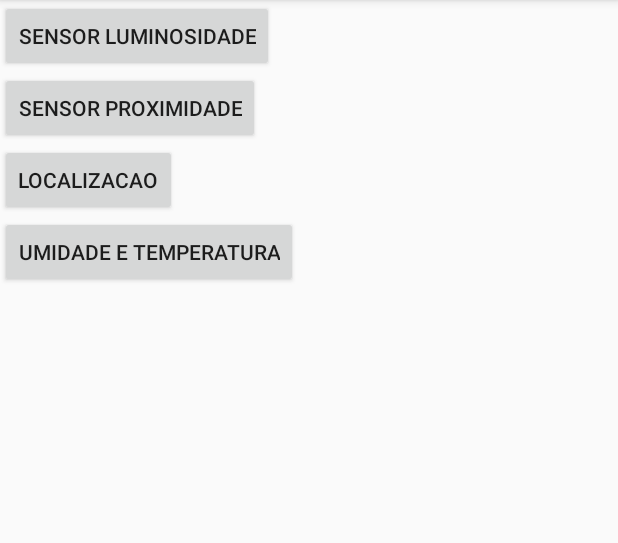
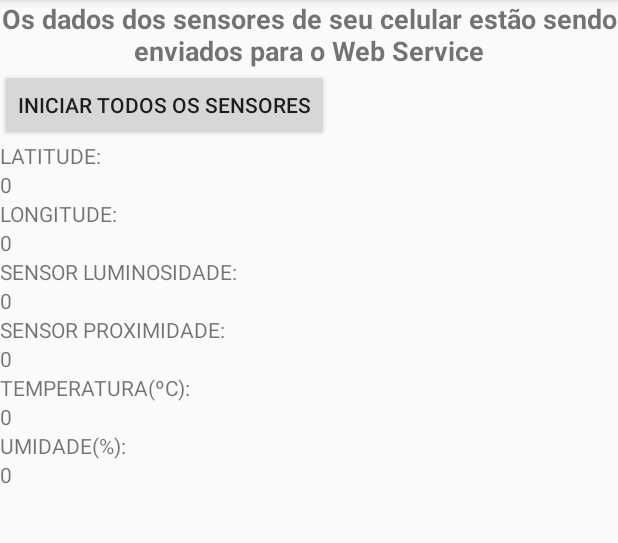
Before and after one commit to vinigu/projetoAplicativoMobile, an Android app: the ActivitySensores screen opened directly, with no data from a screen before it, on a phone screen of 412 x 824 dp, the part 84-627 px from its top. Run offline under Robolectric (Android 15) with nearby library versions, the phone set to English and light mode, and no system bars.

```diff
--- /dev/null
+++ b/app/src/main/java/com/software/engenharia/projetofinal/EntidadeSensores.java
@@ -0,0 +1,76 @@
+package com.software.engenharia.projetofinal;
+
+import android.location.Location;
+import android.util.Log;
+
+public class EntidadeSensores {
+    private Location location;
+    private float umidade;
+    private float temperatura;
+    private float luminosidade;
+    private float proximidade;
+
+    public EntidadeSensores() {
+        this.location = null;
+        this.umidade = 0;
+        this.temperatura = 0;
+        this.luminosidade = 0;
+        this.proximidade = 0;
+    }
+
+    public Double getLatitude() {
+        return location.getLatitude();
+    }
+    public Double getLongitude(){
+        return location.getLongitude();
+    }
+
+    public void setLocation(Location location) {
+        this.location = location;
+    }
+
+    public float getUmidade() {
+        return umidade;
+    }
+
+    public void setUmidade(float umidade) {
+        this.umidade = umidade;
+    }
+
+    public float getTemperatura() {
+        return temperatura;
+    }
+
+    public void setTemperatura(float temperatura) {
+        this.temperatura = temperatura;
+    }
+
+    public float getLuminosidade() {
+        return luminosidade;
+    }
+
+    public void setLuminosidade(float luminosidade) {
+        this.luminosidade = luminosidade;
+    }
+
+    public float getProximidade() {
+        return proximidade;
+    }
+
+    public void setProximidade(float proximidade) {
+        this.proximidade = proximidade;
+    }
+
+    public void EnviaWebService(){
+        //Método que enviará os dados para o webservice
+        //TESTE
+        Log.i("Mensagem", "TESTANDO");
+        Log.i("Mensagem", "temperatura " + temperatura + "ºC");
+        Log.i("Mensagem", "UMIDADE " + umidade + "%");
+        Log.i("Mensagem", "LUMINOSIDADE " + luminosidade + " lumens");
+        Log.i("Mensagem", "PROXIMIDADE " + proximidade);
+        Log.i("Mensagem", "LOCALIZAÇÃO: latitude " + location.getLatitude() + " Longitude: " + location.getLongitude());
+
+
+    }
+}
--- a/app/src/main/res/layout/activity_sensores.xml
+++ b/app/src/main/res/layout/activity_sensores.xml
@@ -9,28 +9,93 @@
     tools:context=".ActivitySensores">
 
 
+    <TextView
+        android:layout_width="match_parent"
+        android:layout_height="wrap_content"
+        android:layout_gravity="center"
+        android:text="@string/mensagem_principal"
+        android:textAlignment="center"
+        android:textSize="18sp"
+        android:textStyle="bold" />
+
+
     <Button
+        android:id="@+id/btnIniciaSensor"
         android:layout_width="wrap_content"
         android:layout_height="wrap_content"
-        android:onClick="LUMINOSIDADE"
-        android:text="@string/sensor_luminosidade"/>
+        android:onClick="INICIASENSORES"
+        android:text="@string/iniciaSensores"/>
 
-    <Button
-        android:layout_width="wrap_content"
+    <TextView
+        android:id="@+id/textView"
+        android:layout_width="match_parent"
         android:layout_height="wrap_content"
-        android:onClick="PROXIMIDADE"
-        android:text="@string/sensor_proximidade"/>
+        android:text="@string/latitude" />
 
-    <Button
-        android:layout_width="wrap_content"
+    <TextView
+        android:id="@+id/txtLatitude"
+        android:layout_width="match_parent"
         android:layout_height="wrap_content"
-        android:onClick="LOCALIZAR"
-        android:text="@string/localizacao"/>
+        android:text="0" />
 
-    <Button
-        android:layout_width="wrap_content"
+    <TextView
+        android:id="@+id/textView3"
+        android:layout_width="match_parent"
         android:layout_height="wrap_content"
-        android:onClick="UMIDADETEMPERATURA"
-        android:text="@string/umidade"/>
+        android:text="@string/logitude" />
+
+    <TextView
+        android:id="@+id/txtLongitude"
+        android:layout_width="match_parent"
+        android:layout_height="wrap_content"
+        android:text="0" />
+
+    <TextView
+        android:id="@+id/textView5"
+        android:layout_width="match_parent"
+        android:layout_height="wrap_content"
+        android:text="@string/sensor_luminosidade" />
+
+    <TextView
+        android:id="@+id/txtLuminos"
+        android:layout_width="match_parent"
+        android:layout_height="wrap_content"
+        android:text="0" />
+
+    <TextView
+        android:id="@+id/textView10"
+        android:layout_width="match_parent"
+        android:layout_height="wrap_content"
+        android:text="@string/sensor_proximidade" />
+
+    <TextView
+        android:id="@+id/txtProx"
+        android:layout_width="match_parent"
+        android:layout_height="wrap_content"
+        android:text="0" />
+
+    <TextView
+        android:id="@+id/textView9"
+        android:layout_width="match_parent"
+        android:layout_height="wrap_content"
+        android:text="@string/temperatura" />
+
+    <TextView
+        android:id="@+id/txtTemperatura"
+        android:layout_width="match_parent"
+        android:layout_height="wrap_content"
+        android:text="0" />
+
+    <TextView
+        android:id="@+id/textView11"
+        android:layout_width="match_parent"
+        android:layout_height="wrap_content"
+        android:text="@string/umidade" />
+
+    <TextView
+        android:id="@+id/txtUmidade"
+        android:layout_width="match_parent"
+        android:layout_height="wrap_content"
+        android:text="0" />
 
 </LinearLayout>
--- a/app/src/main/res/values/strings.xml
+++ b/app/src/main/res/values/strings.xml
@@ -1,10 +1,12 @@
 <resources>
     <string name="app_name">projetoFinal</string>
-    <string name="sensor_gravidade">SENSOR GRAVIDADE</string>
-    <string name="localizacao">LOCALIZACAO</string>
-    <string name="sensor_acelerometro">SENSOR ACELEROMETRO</string>
-    <string name="sensor_proximidade">SENSOR PROXIMIDADE</string>
-    <string name="sensor_luminosidade">SENSOR LUMINOSIDADE</string>
-    <string name="listar_sensores">Listar Sensores</string>
-    <string name="umidade">UMIDADE E TEMPERATURA</string>
+    <string name="latitude">LATITUDE: </string>
+    <string name="logitude">LONGITUDE: </string>
+    <string name="sensor_acelerometro">SENSOR ACELEROMETRO: </string>
+    <string name="sensor_proximidade">SENSOR PROXIMIDADE: </string>
+    <string name="sensor_luminosidade">SENSOR LUMINOSIDADE: </string>
+    <string name="umidade">UMIDADE(%): </string>
+    <string name="temperatura">TEMPERATURA(ºC): </string>
+    <string name="mensagem_principal">Os dados dos sensores de seu celular estão sendo enviados para o Web Service</string>
+    <string name="iniciaSensores">Iniciar todos os sensores</string>
 </resources>
```
Also changed, not shown: app/src/main/java/com/software/engenharia/projetofinal/ActivitySensores.java (+74 -26 lines), 2 other files.
